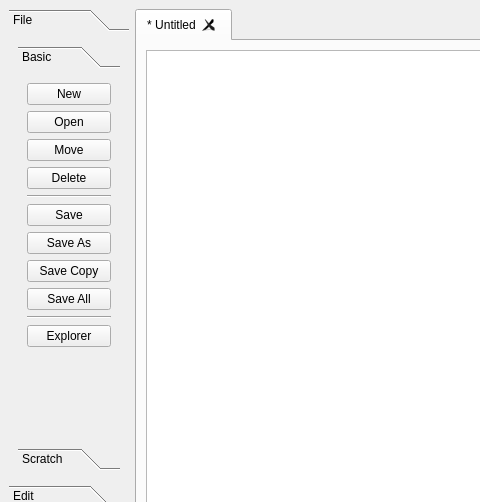
Before: the Qt Designer form ui/MainWindow.ui in RyanDeBarros/Cerberus, drawn with Qt 5; both pictures show x 0 to 480 and y 0 to 502 of the 800 by 600 pixel window.
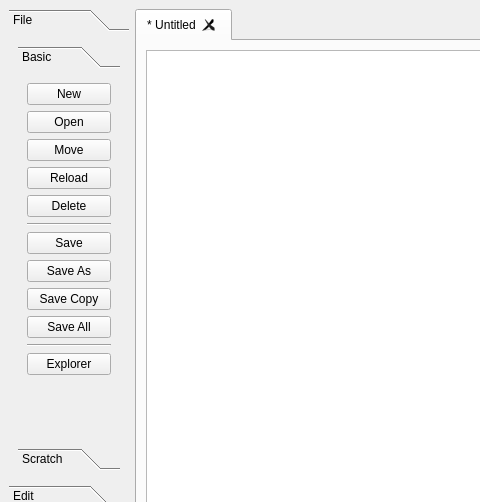
After: the same form once the commit is applied.

Commit message: Reload file button

What changed in the file:
```diff
--- a/ui/MainWindow.ui
+++ b/ui/MainWindow.ui
@@ -55,8 +55,8 @@
             <rect>
              <x>0</x>
              <y>0</y>
-             <width>102</width>
-             <height>354</height>
+             <width>99</width>
+             <height>356</height>
             </rect>
            </property>
            <attribute name="label">
@@ -90,6 +90,13 @@
               </property>
              </widget>
             </item>
+            <item>
+             <widget class="QPushButton" name="fileBasicReload">
+              <property name="text">
+               <string>Reload</string>
+              </property>
+             </widget>
+            </item>
             <item>
              <widget class="QPushButton" name="fileBasicDelete">
               <property name="text">
```
Left out of the diff: 24 changed lines with no effect on the pictures. The commit also changes 2 other files.
